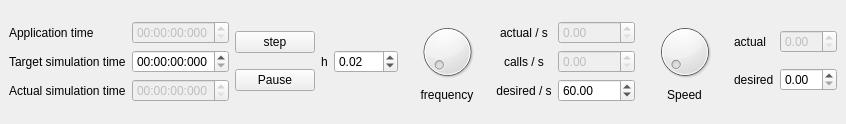
Old version of the form src/simulation.runner.qt/timecontrol.ui in the repository toeb/sine.
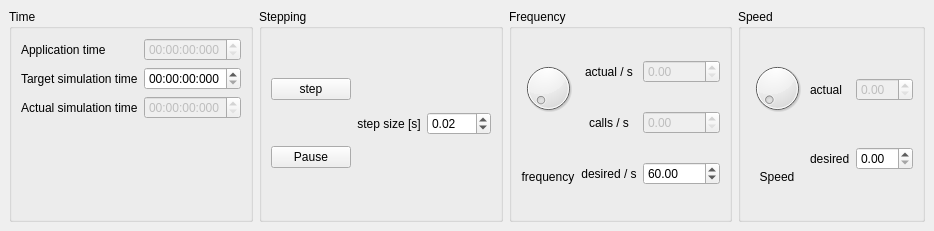
New version of the form.

Commit message: added menu for showing / hiding windows

```diff
--- a/src/simulation.runner.qt/timecontrol.ui
+++ b/src/simulation.runner.qt/timecontrol.ui
@@ -6,8 +6,8 @@
    <rect>
     <x>0</x>
     <y>0</y>
-    <width>846</width>
-    <height>124</height>
+    <width>934</width>
+    <height>231</height>
    </rect>
   </property>
   <property name="windowTitle">
@@ -18,55 +18,23 @@
     <item row="0" column="2">
      <layout class="QHBoxLayout" name="horizontalLayout">
       <item>
-       <layout class="QHBoxLayout" name="horizontalLayout_8">
-        <item>
-         <layout class="QVBoxLayout" name="verticalLayout_5">
-          <item>
-           <widget class="QPushButton" name="stepButton">
-            <property name="text">
-             <string>step</string>
-            </property>
-           </widget>
-          </item>
-          <item>
-           <widget class="QPushButton" name="pauseButton">
-            <property name="text">
-             <string>Pause</string>
-            </property>
-           </widget>
-          </item>
-         </layout>
-        </item>
-        <item>
-         <layout class="QVBoxLayout" name="verticalLayout_2">
-          <item>
-           <layout class="QHBoxLayout" name="horizontalLayout_9">
-            <item>
-             <widget class="QLabel" name="label_7">
-              <property name="text">
-               <string>h</string>
-              </property>
-              <property name="alignment">
-               <set>Qt::AlignCenter</set>
-              </property>
-             </widget>
-            </item>
-            <item>
-             <widget class="QDoubleSpinBox" name="stepSizeValue">
-              <property name="maximum">
-               <double>999.000000000000000</double>
-              </property>
-              <property name="value">
-               <double>0.020000000000000</double>
-              </property>
-             </widget>
-            </item>
-           </layout>
-          </item>
-         </layout>
-        </item>
-       </layout>
-      </item>
+       <widget class="QGroupBox" name="groupBox">
+        <property name="enabled">
+         <bool>true</bool>
+        </property>
+        <property name="autoFillBackground">
+         <bool>false</bool>
+        </property>
+        <property name="title">
+         <string>Frequency</string>
+        </property>
+        <property name="flat">
+         <bool>false</bool>
+        </property>
+        <property name="checkable">
+         <bool>false</bool>
+        </property>
+        <layout class="QHBoxLayout" name="horizontalLayout_11">
       <item>
        <layout class="QHBoxLayout" name="horizontalLayout_5">
         <item>
@@ -171,12 +139,24 @@
         </item>
        </layout>
       </item>
+        </layout>
+       </widget>
+      </item>
+      <item>
+       <widget class="QGroupBox" name="groupBox_2">
+        <property name="title">
+         <string>Speed</string>
+        </property>
+        <layout class="QHBoxLayout" name="horizontalLayout_12">
       <item>
        <layout class="QHBoxLayout" name="horizontalLayout_10">
         <item>
          <layout class="QVBoxLayout" name="verticalLayout_7">
           <item>
            <widget class="QDial" name="speedDial">
+               <property name="singleStep">
+                <number>1</number>
+               </property>
             <property name="value">
              <number>1</number>
             </property>
@@ -233,19 +213,80 @@
        </layout>
       </item>
      </layout>
+       </widget>
+      </item>
+     </layout>
+    </item>
+    <item row="0" column="1">
+     <widget class="QGroupBox" name="groupBox_3">
+      <property name="title">
+       <string>Stepping</string>
+      </property>
+      <layout class="QHBoxLayout" name="horizontalLayout_13">
+       <item>
+        <layout class="QHBoxLayout" name="horizontalLayout_8">
+         <item>
+          <layout class="QVBoxLayout" name="verticalLayout_5">
+           <item>
+            <widget class="QPushButton" name="stepButton">
+             <property name="text">
+              <string>step</string>
+             </property>
+            </widget>
+           </item>
+           <item>
+            <widget class="QPushButton" name="pauseButton">
+             <property name="text">
+              <string>Pause</string>
+             </property>
+            </widget>
+           </item>
+          </layout>
+         </item>
+         <item>
+          <layout class="QVBoxLayout" name="verticalLayout_2">
+           <item>
+            <layout class="QHBoxLayout" name="horizontalLayout_9">
+             <item>
+              <widget class="QLabel" name="label_7">
+               <property name="text">
+                <string>step size [s]</string>
+               </property>
+               <property name="alignment">
+                <set>Qt::AlignCenter</set>
+               </property>
+              </widget>
+             </item>
+             <item>
+              <widget class="QDoubleSpinBox" name="stepSizeValue">
+               <property name="maximum">
+                <double>999.000000000000000</double>
+               </property>
+               <property name="value">
+                <double>0.020000000000000</double>
+               </property>
+              </widget>
+             </item>
+            </layout>
+           </item>
+          </layout>
+         </item>
+        </layout>
+       </item>
+      </layout>
+     </widget>
     </item>
     <item row="0" column="0">
+     <widget class="QGroupBox" name="groupBox_4">
+      <property name="title">
+       <string>Time</string>
+      </property>
+      <layout class="QHBoxLayout" name="horizontalLayout_14">
+       <item>
      <layout class="QFormLayout" name="formLayout">
-      <item row="0" column="1">
-       <widget class="QTimeEdit" name="applicationTimeEdit">
-        <property name="enabled">
-         <bool>false</bool>
-        </property>
-        <property name="displayFormat">
-         <string>HH:mm:ss:zzz</string>
-        </property>
-       </widget>
-      </item>
+         <property name="fieldGrowthPolicy">
+          <enum>QFormLayout::AllNonFixedFieldsGrow</enum>
+         </property>
       <item row="0" column="0">
        <widget class="QLabel" name="label">
         <property name="text">
@@ -253,6 +294,16 @@
         </property>
        </widget>
       </item>
+         <item row="0" column="1">
+          <widget class="QTimeEdit" name="applicationTimeEdit">
+           <property name="enabled">
+            <bool>false</bool>
+           </property>
+           <property name="displayFormat">
+            <string>HH:mm:ss:zzz</string>
+           </property>
+          </widget>
+         </item>
       <item row="1" column="0">
        <widget class="QLabel" name="label_2">
         <property name="text">
@@ -285,6 +336,9 @@
        </widget>
       </item>
      </layout>
+       </item>
+      </layout>
+     </widget>
     </item>
    </layout>
   </widget>
```
Lines whose indentation alone changed are shown as unchanged. The commit also changes 7 other files.
